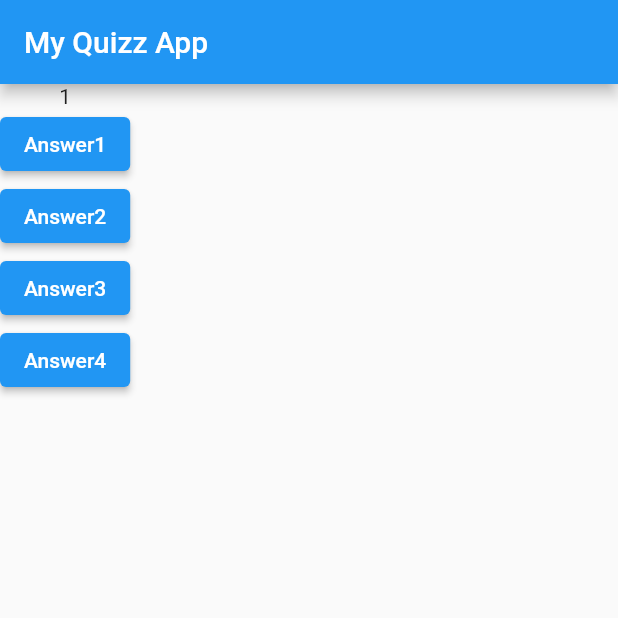
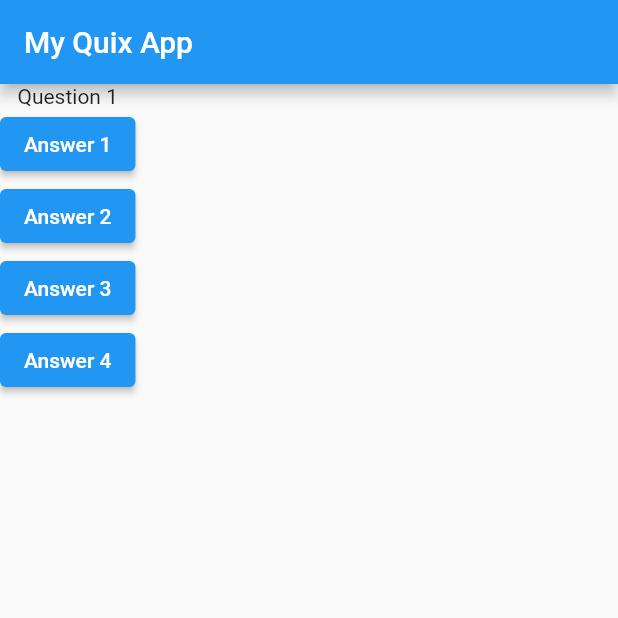
Before and after one commit to AbdulRehman7269/QuizAppbyFlutter, a Flutter app: the screen it shows after launch, on a phone screen of 412 x 824 dp, the top half of it. Run offline on Flutter 3.47's test engine with Material 2 defaults, Android fonts, the phone set to English and light mode, and no system bars.

```diff
--- a/lib/main.dart
+++ b/lib/main.dart
@@ -1,4 +1,70 @@
 import 'package:flutter/material.dart';
+
+void main() {
+  runApp(MyApp());
+}
+
+class MyApp extends StatefulWidget{
+  @override
+  State<StatefulWidget> createState() {
+    // TODO: implement createState
+    return MyAppState();
+  }
+}
+
+class MyAppState extends State<MyApp> {
+  var questionIndex = 0;
+  void printAnswer() {
+    setState(() {
+      questionIndex = questionIndex + 1;
+    });
+    print(questionIndex);
+  }
+
+  @override
+  Widget build(BuildContext context) {
+    var questionList = [
+      'Question 1',
+      'Question 2',
+      'Question 3',
+      'Question 4',
+    ];
+    // TODO: implement build
+    return MaterialApp(
+      home: Scaffold(
+        appBar: AppBar(
+          title: Text('My Quix App'),
+        ),
+        body: Column(
+          children: [
+            Text(questionList[questionIndex],
+            ),
+            ElevatedButton(
+              onPressed: printAnswer,
+              child: Text('Answer 1'),
+            ),
+            ElevatedButton(
+              onPressed: () {
+                print('Pressed Answer 2');
+              },
+              child: Text('Answer 2'),
+            ),
+            ElevatedButton(
+              onPressed: () => print('Pressed Answer 3'),
+              child: Text('Answer 3'),
+            ),
+            ElevatedButton(
+              onPressed: () => print('Pressed Answer 4'),
+              child: Text('Answer 4'),
+            ),
+          ],
+        ),
+      ),
+    );
+  }
+}
+
+/*import 'package:flutter/material.dart';
 
 void main() {
   runApp(MyApp());
@@ -14,27 +80,26 @@ class MyApp extends StatefulWidget {
 
 class MyAppState extends State<MyApp> {
   var questionIndex = 0;
-  void questionPrint() {
+  void printAnswer() {
     setState(() {
       questionIndex = questionIndex + 1;
     });
-
     print(questionIndex);
   }
 
   @override
   Widget build(BuildContext context) {
     var questionLists = [
-      '1',
-      '2',
-      '3',
-      '4',
+      'Question 1',
+      'Question 2',
+      'Question 3',
+      'Question 4',
     ];
     // TODO: implement build
     return MaterialApp(
       home: Scaffold(
         appBar: AppBar(
-          title: Text('My Quizz App'),
+          title: Text('MY Quix App'),
         ),
         body: Column(
           children: [
@@ -42,22 +107,22 @@ class MyAppState extends State<MyApp> {
               questionLists[questionIndex],
             ),
             ElevatedButton(
-              onPressed: questionPrint,
-              child: Text('Answer1'),
-            ),
-            ElevatedButton(
-              onPressed: () => print('2'),
-              child: Text('Answer2'),
+              onPressed: printAnswer,
+              child: Text('Answer 1'),
             ),
             ElevatedButton(
               onPressed: () {
-                print('3');
+                print('Pressed Answer 2');
               },
-              child: Text('Answer3'),
+              child: Text('Answer 2'),
             ),
             ElevatedButton(
-              onPressed: () => print('4'),
-              child: Text('Answer4'),
+              onPressed: () => print('Pressed Answer 3'),
+              child: Text('Answer 3'),
+            ),
+            ElevatedButton(
+              onPressed: () => print('Pressed Answer 4'),
+              child: Text('Answer 4'),
             ),
           ],
         ),
@@ -65,3 +130,4 @@ class MyAppState extends State<MyApp> {
     );
   }
 }
+*/
```
